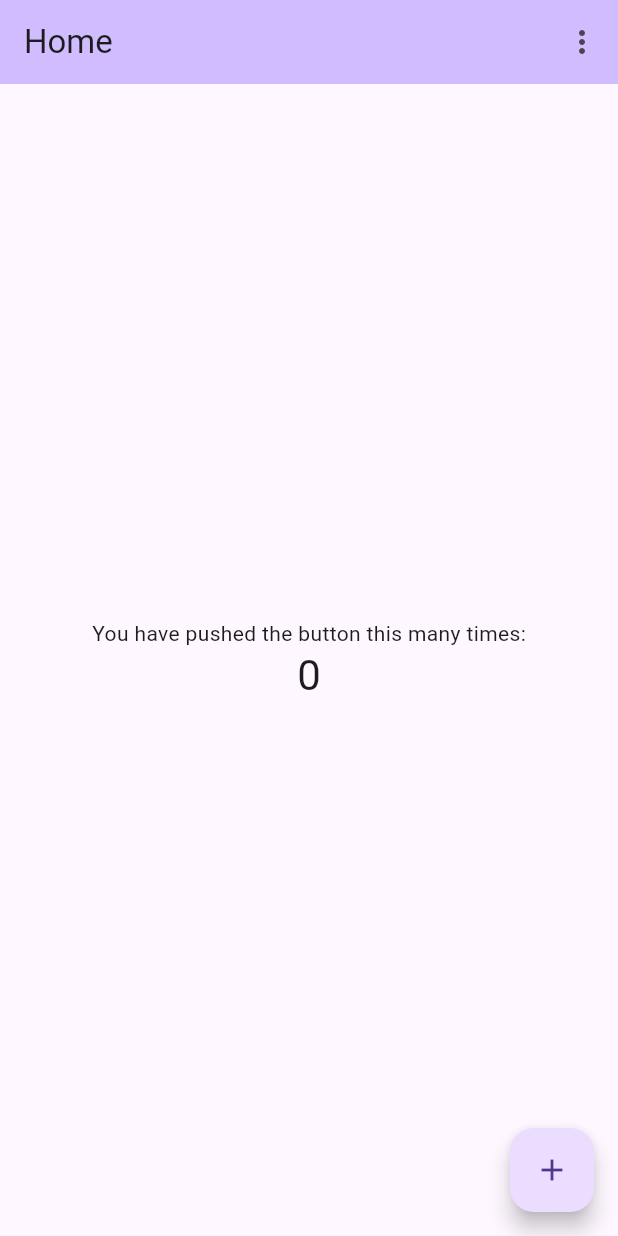
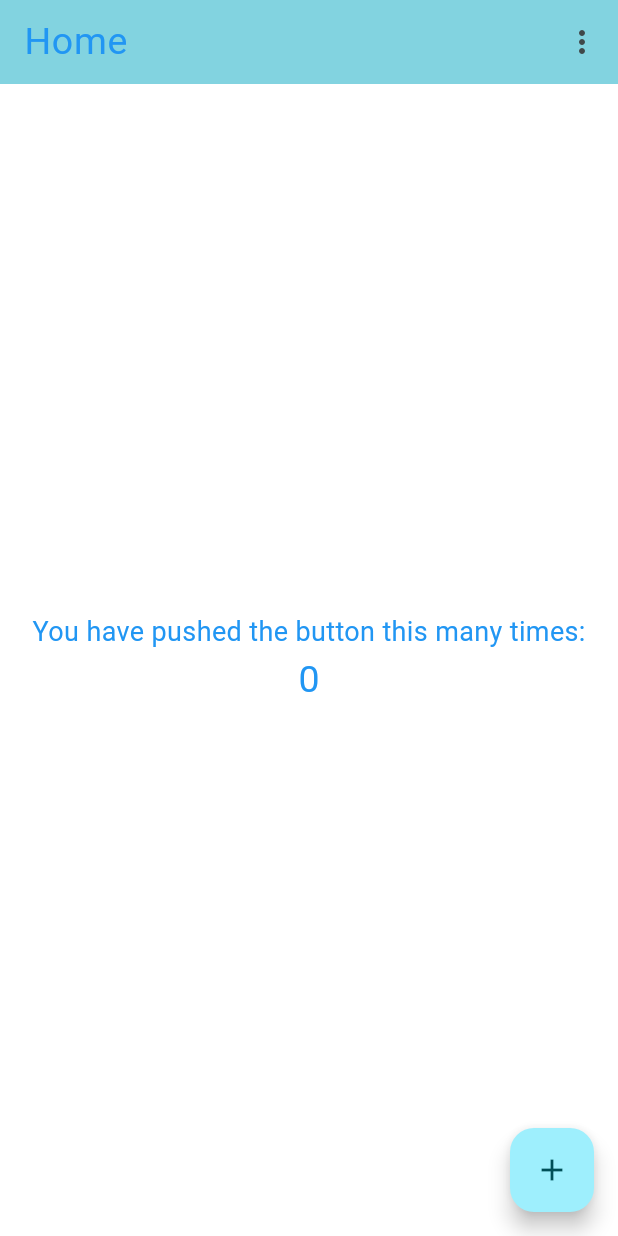
Before and after one commit to nithin1402/theme, a Flutter app: the screen it shows after launch, on a phone screen of 412 x 824 dp. Run offline on Flutter 3.47's test engine with Material 3 defaults, Android fonts, the phone set to English and light mode, and no system bars; our stand-ins replace shared_preferences.

Commit message:
text theme

```diff
--- a/lib/main.dart
+++ b/lib/main.dart
@@ -29,8 +29,28 @@ class _MyAppState extends State<MyApp> {
     return MaterialApp(
       title: 'Flutter Demo',
       themeMode: context.watch<ThemeProvider>().getThemeValue() ? ThemeMode.dark : ThemeMode.light,
-      darkTheme: ThemeData.dark(),
-      //theme: ThemeData.dark(),
+      darkTheme: ThemeData(
+        colorScheme: ColorScheme.fromSeed(
+          seedColor: Colors.black,
+          surface: Colors.black,
+        ),
+        textTheme : TextTheme(
+          bodyLarge: TextStyle(fontSize: 25,color: Colors.green),
+          bodyMedium: TextStyle(fontSize: 18,color: Colors.green),
+          bodySmall: TextStyle(fontSize: 12,color: Colors.green),
+        )
+      ),
+      theme: ThemeData(
+          colorScheme: ColorScheme.fromSeed(
+              seedColor: Colors.white,
+              surface: Colors.white
+          ),
+          textTheme : TextTheme(
+            bodyLarge: TextStyle(fontSize: 25,color: Colors.blue),
+            bodyMedium: TextStyle(fontSize: 18,color: Colors.blue),
+            bodySmall: TextStyle(fontSize: 12,color: Colors.blue),
+          )
+      ),
       home: const MyHomePage(title: 'Flutter Demo Home Page'),
     );
   }
@@ -58,7 +78,7 @@ class _MyHomePageState extends State<MyHomePage> {
   return Scaffold(
       appBar: AppBar(
        backgroundColor: Theme.of(context).colorScheme.inversePrimary,
-       title: Text("Home"),
+       title: Text("Home",style: Theme.of(context).textTheme.bodyLarge,),
         actions: [
           PopupMenuButton(
             elevation: 11,
@@ -87,12 +107,13 @@ class _MyHomePageState extends State<MyHomePage> {
       child: Column(
           mainAxisAlignment: MainAxisAlignment.center,
           children: <Widget>[
-            const Text(
+             Text(
               'You have pushed the button this many times:',
+              style: Theme.of(context).textTheme.bodyMedium,
             ),
             Text(
               '$_counter',
-              style: Theme.of(context).textTheme.headlineMedium,
+              style: Theme.of(context).textTheme.bodyLarge,
             ),
           ],
         ),
--- a/lib/theme_setting_page.dart
+++ b/lib/theme_setting_page.dart
@@ -14,7 +14,7 @@ class _ThemeSettingPageState extends State<ThemeSettingPage> {
   Widget build(BuildContext context) {
     return Scaffold(
       appBar: AppBar(
-        title: Text("Theme Page"),
+        title: Text("Theme Page",style: Theme.of(context).textTheme.bodyLarge,),
       ),
       body: Center(
         child: SwitchListTile.adaptive(
```
